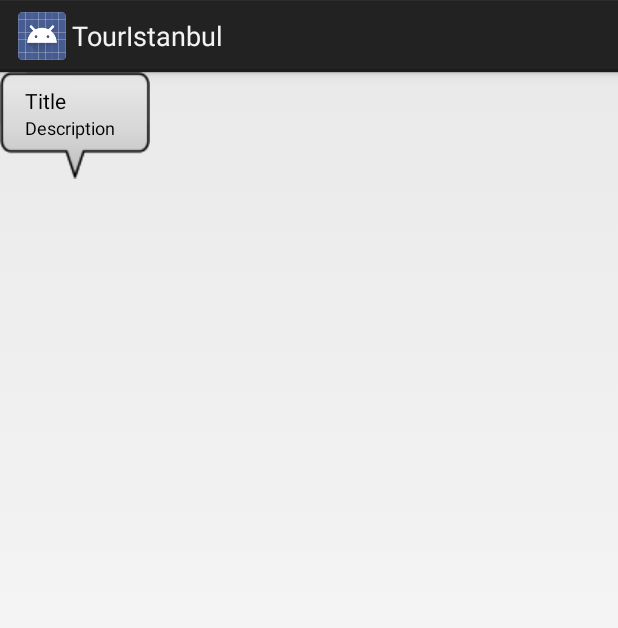
After one commit to marsavela/TourIstanbul, an Android app: the layout bonuspack_bubble.xml on its own in the app's theme, with its tools: preview values and no code run, on a phone screen of 412 x 824 dp. The commit adds this screen. Shown: the top 628 px of the screen. Run offline under Robolectric (Android 15) with nearby library versions, the phone set to English and light mode, and no system bars.

Commit message:
Added sample mark and route

```diff
--- a/app/src/main/java/lbs/erasmus/touristanbul/fragments/MapFragment.java
+++ b/app/src/main/java/lbs/erasmus/touristanbul/fragments/MapFragment.java
@@ -5,17 +5,27 @@ import android.graphics.Color;
 import android.os.Bundle;
 import android.util.DisplayMetrics;
 import android.view.LayoutInflater;
+import android.view.Menu;
+import android.view.MenuItem;
 import android.view.View;
 import android.view.ViewGroup;
+import android.widget.Toast;
 
 
 import org.osmdroid.ResourceProxy;
+import org.osmdroid.bonuspack.overlays.Marker;
+import org.osmdroid.bonuspack.overlays.Polyline;
+import org.osmdroid.bonuspack.routing.OSRMRoadManager;
+import org.osmdroid.bonuspack.routing.Road;
+import org.osmdroid.bonuspack.routing.RoadManager;
 import org.osmdroid.tileprovider.MapTileProviderBasic;
 import org.osmdroid.tileprovider.tilesource.ITileSource;
 import org.osmdroid.tileprovider.tilesource.XYTileSource;
 import org.osmdroid.util.GeoPoint;
 import org.osmdroid.views.MapView;
 import org.osmdroid.views.overlay.TilesOverlay;
+
+import java.util.ArrayList;
 
 import lbs.erasmus.touristanbul.R;
 
@@ -31,15 +41,17 @@ public class MapFragment extends Fragment {
     public View onCreateView(LayoutInflater inflater, ViewGroup container, Bundle savedInstanceState) {
         View rootView = inflater.inflate(R.layout.fragment_map, container, false);
 
+        // Adding the map
         MapView mapView = (MapView) rootView.findViewById(R.id.mapView);
 
         mapView.setClickable(true);
         mapView.setMultiTouchControls(true);
-        mapView.getController().setZoom(14);
+        mapView.getController().setZoom(11);
         mapView.setMaxZoomLevel(18);
-        mapView.setMinZoomLevel(14);
+        mapView.setMinZoomLevel(11);
         // Location: Istanbul
         mapView.getController().setCenter(new GeoPoint(41.0096334, 28.9651646));
+        //mapView.setUseDataConnection(false); //keeps the mapView from loading online tiles using network connection.
 
         // Add tiles layer with custom tile source
         final MapTileProviderBasic tileProvider = new MapTileProviderBasic(getActivity().getApplicationContext());
@@ -51,6 +63,31 @@ public class MapFragment extends Fragment {
         final TilesOverlay tilesOverlay = new TilesOverlay(tileProvider, getActivity().getBaseContext());
         tilesOverlay.setLoadingBackgroundColor(Color.TRANSPARENT);
         mapView.getOverlays().add(tilesOverlay);
+
+        // Adding a mark
+        Marker startMarker = new Marker(mapView);
+        startMarker.setPosition(new GeoPoint(40.97244, 29.15236));
+        startMarker.setAnchor(Marker.ANCHOR_CENTER, Marker.ANCHOR_BOTTOM);
+        startMarker.setIcon(getResources().getDrawable(android.R.drawable.ic_menu_compass));
+        startMarker.setTitle("Yeditepe University");
+        startMarker.setDraggable(true);
+        mapView.getOverlays().add(startMarker);
+
+        // Adding a route
+        RoadManager roadManager = new OSRMRoadManager();
+        //RoadManager roadManager = new MapQuestRoadManager("YOUR_API_KEY");
+        //roadManager.addRequestOption("routeType=bicycle");
+        ArrayList<GeoPoint> waypoints = new ArrayList<GeoPoint>();
+        waypoints.add(new GeoPoint(40.98196, 28.82070));
+        waypoints.add(new GeoPoint(40.97244, 29.15236)); //end point
+        Road road = roadManager.getRoad(waypoints);
+        // Build a Polyline with the route shape
+        Polyline roadOverlay = RoadManager.buildRoadOverlay(road, getActivity().getApplicationContext());
+        // Add this Polyline to the overlays
+        mapView.getOverlays().add(roadOverlay);
+
+        // Refresh map
+        mapView.invalidate();
 
         return rootView;
     }
@@ -65,4 +102,15 @@ public class MapFragment extends Fragment {
         super.onStop();
     }
 
+    @Override
+    public boolean onOptionsItemSelected(MenuItem item) {
+
+        if (item.getItemId() == R.id.action_example) {
+            Toast.makeText(getActivity(), "Example action.", Toast.LENGTH_SHORT).show();
+            return true;
+        }
+
+        return super.onOptionsItemSelected(item);
+    }
+
 }
--- /dev/null
+++ b/app/src/main/res/drawable/btn_moreinfo.xml
@@ -0,0 +1,8 @@
+<?xml version="1.0" encoding="UTF-8"?>
+<selector xmlns:android="http://schemas.android.com/apk/res/android">
+    <item android:drawable="@drawable/moreinfo_arrow_pressed"
+          android:state_pressed="true" />
+    <item android:drawable="@drawable/moreinfo_arrow"
+          android:state_focused="true" />
+    <item android:drawable="@drawable/moreinfo_arrow" />
+</selector>
--- /dev/null
+++ b/app/src/main/res/layout/bonuspack_bubble.xml
@@ -0,0 +1,52 @@
+<?xml version="1.0" encoding="UTF-8"?>
+<LinearLayout xmlns:android="http://schemas.android.com/apk/res/android"
+	android:layout_width="wrap_content"
+	android:layout_height="wrap_content"
+	android:orientation="horizontal"
+	android:background="@drawable/bonuspack_bubble" >
+	<ImageView android:id="@+id/bubble_image"
+		android:layout_width="65dp"
+		android:layout_height="65dp"
+		android:visibility="gone" />
+	<LinearLayout
+		android:layout_width="wrap_content"
+		android:layout_height="wrap_content"
+		android:paddingLeft="5dp"
+		android:orientation="vertical" >
+		<LinearLayout
+			android:layout_width="wrap_content"
+			android:layout_height="wrap_content"
+			android:orientation="horizontal" >
+	    	<TextView android:id="@+id/bubble_title"
+				android:layout_width="wrap_content"
+				android:layout_height="wrap_content"
+				android:textColor="#000000"
+				android:maxEms="17"
+				android:layout_gravity="left"
+				android:layout_weight="1"
+				android:text="Title" />
+			<Button android:id="@+id/bubble_moreinfo"
+				android:background="@drawable/btn_moreinfo"
+				android:visibility="gone"
+				android:layout_width="wrap_content"
+				android:layout_height="wrap_content"
+				android:layout_gravity="right"
+				android:layout_weight="0" />
+		</LinearLayout>
+		<TextView android:id="@+id/bubble_description"
+			android:layout_width="wrap_content"
+			android:layout_height="wrap_content"
+			android:textColor="#000000"
+			android:textSize="12dp"
+			android:maxEms="17"
+			android:text="Description" />
+		<TextView android:id="@+id/bubble_subdescription"
+			android:layout_width="wrap_content"
+			android:layout_height="wrap_content"
+			android:textColor="#000000"
+			android:textSize="10dp"
+			android:maxEms="17"
+			android:text="Address"
+			android:visibility="gone" />
+	</LinearLayout>
+</LinearLayout>
```
Also changed, not shown: app/libs/osmbonuspack_v4.2.8.jar (added), app/src/main/res/drawable-mdpi/bonuspack_bubble.9.png (added), app/src/main/res/drawable-mdpi/moreinfo_arrow.png (added), app/src/main/res/drawable-mdpi/moreinfo_arrow_pressed.png (added), 1 other file.
